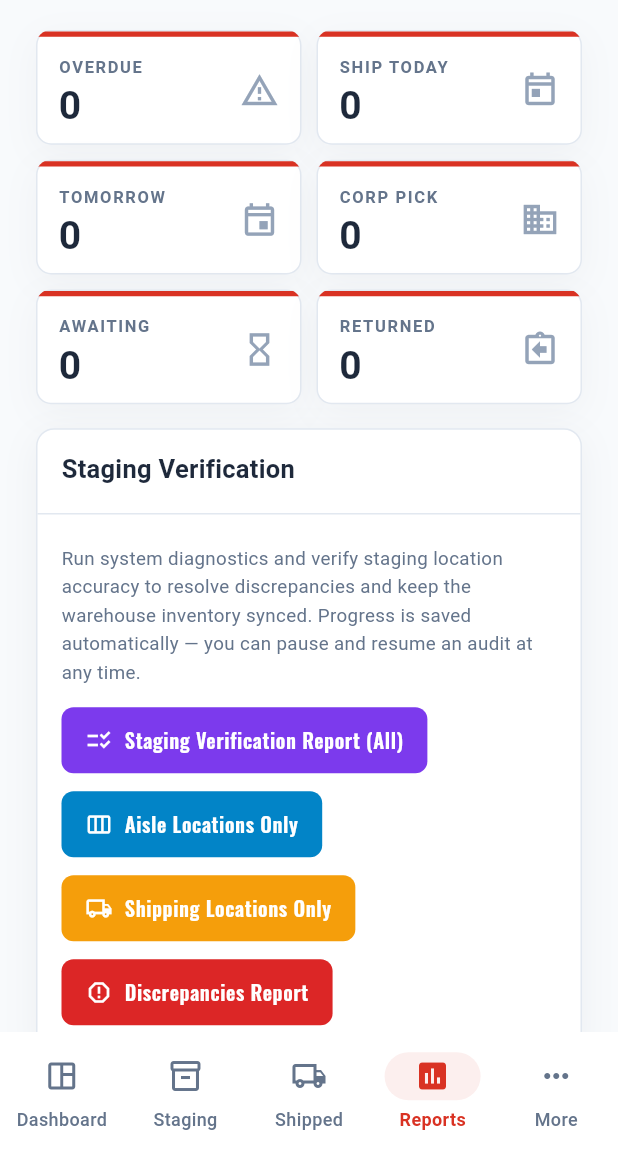
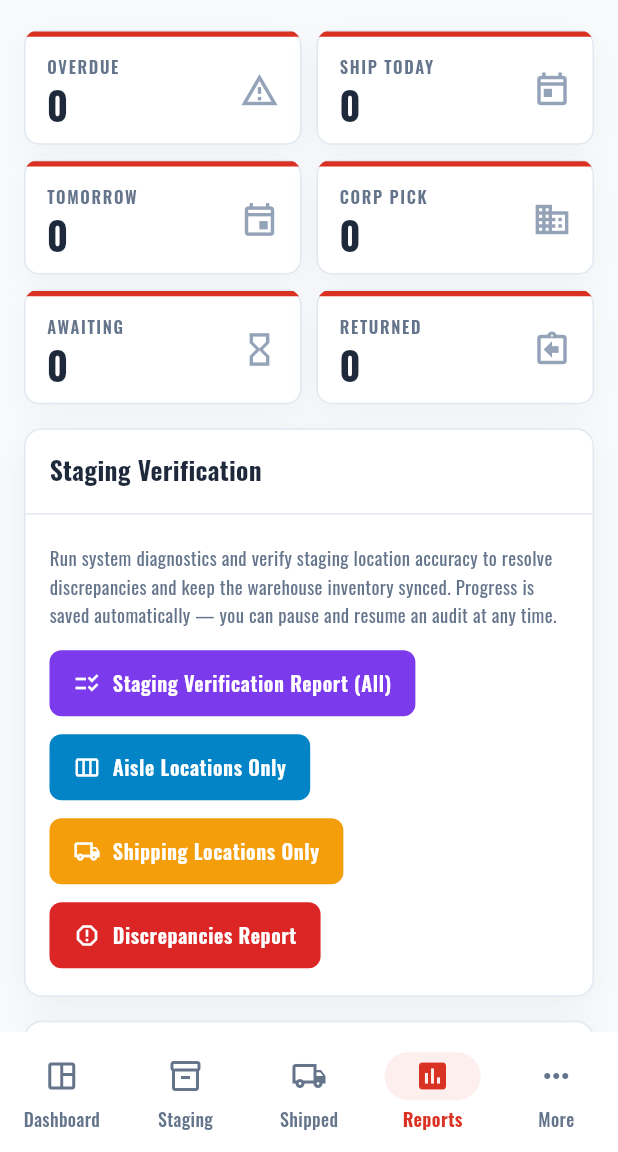
Before and after one commit to StagingLogShippingTracker/staging-tracker, a Flutter app: the screen it shows after launch, item 4 of the bottom bar chosen, on a phone screen of 412 x 824 dp, the part 84-1236 px from its top. Run offline on Flutter 3.47's test engine with Material 3 defaults, Android fonts, the phone set to English and light mode, and no system bars; our stand-ins replace file_picker, flutter_riverpod, go_router, image_picker, shared_preferences, supabase_flutter; accounts and stored records are empty.

Commit message:
UI polish: global Oswald typography, desktop X-close dialogs, responsive Reports controls, remove redundant dashboard Quick Ship button
Co-authored-by: Cursor <cursoragent@cursor.com>

```diff
--- a/lib/features/reports/reports_screen.dart
+++ b/lib/features/reports/reports_screen.dart
@@ -21,6 +21,7 @@ class _ReportsScreenState extends ConsumerState<ReportsScreen> {
   @override
   Widget build(BuildContext context) {
     final data = ref.watch(appDataProvider);
+    final narrow = MediaQuery.sizeOf(context).width < 600;
 
     final overdue =
         data.staging.where((e) => StatusRules.isOverdue(e.status)).toList();
@@ -43,7 +44,12 @@ class _ReportsScreenState extends ConsumerState<ReportsScreen> {
     const gap = 10.0;
 
     return ListView(
-      padding: const EdgeInsets.fromLTRB(24, 20, 24, 8),
+      padding: EdgeInsets.fromLTRB(
+        narrow ? 16 : 24,
+        20,
+        narrow ? 16 : 24,
+        8,
+      ),
       children: [
         LayoutBuilder(
           builder: (context, constraints) {
@@ -144,7 +150,30 @@ class _ReportsScreenState extends ConsumerState<ReportsScreen> {
               onPressed: () => showChangelogDialog(context, ref),
             ),
           ],
-          subHeader: SegmentedButton<String>(
+          subHeader: narrow
+              ? DropdownButtonFormField<String>(
+                  initialValue: _filter,
+                  isExpanded: true,
+                  decoration: const InputDecoration(
+                    labelText: 'Staging category',
+                    isDense: true,
+                  ),
+                  items: const [
+                    DropdownMenuItem(value: 'all', child: Text('All Staging')),
+                    DropdownMenuItem(value: 'overdue', child: Text('Overdue')),
+                    DropdownMenuItem(value: 'today', child: Text('Ship Today')),
+                    DropdownMenuItem(
+                      value: 'tomorrow',
+                      child: Text('Tomorrow'),
+                    ),
+                    DropdownMenuItem(
+                      value: 'awaiting',
+                      child: Text('Awaiting'),
+                    ),
+                  ],
+                  onChanged: (v) => setState(() => _filter = v ?? _filter),
+                )
+              : SegmentedButton<String>(
                   style: SegmentedButton.styleFrom(
                     textStyle: const TextStyle(
                       fontFamily: kBodyFontFamily,
@@ -160,7 +189,8 @@ class _ReportsScreenState extends ConsumerState<ReportsScreen> {
                     ButtonSegment(value: 'awaiting', label: Text('Awaiting')),
                   ],
                   selected: {_filter},
-            onSelectionChanged: (s) => setState(() => _filter = s.first),
+                  onSelectionChanged: (s) =>
+                      setState(() => _filter = s.first),
                 ),
           padding: const EdgeInsets.fromLTRB(16, 12, 16, 16),
           child: Builder(
```
Also changed, not shown: lib/core/theme.dart (+19 -15 lines), lib/features/dashboard/dashboard_screen.dart (+0 -8 lines), lib/features/shared/widgets.dart (+37 -0 lines), lib/features/shell/app_shell.dart (+21 -3 lines). Lines whose indentation alone changed are shown as unchanged.
